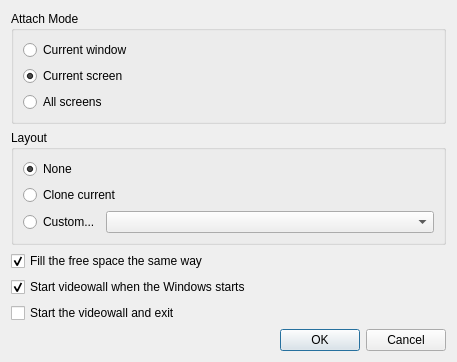
Above: client/src/ui/dialogs/attach_to_videowall_dialog.ui from networkoptix/nx_open before the change. Below: the same form after it.
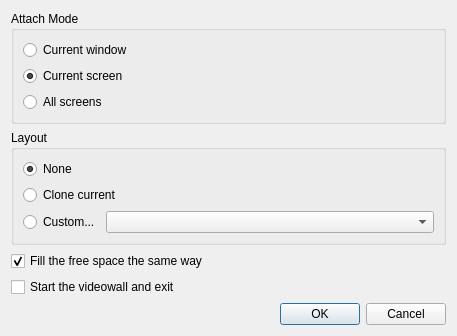
That is the form after the change.

Commit message:
Videowall settings dialog with Autostart option
<==== Mercurial data ====>
Branch: master

What changed in the file:
```diff
--- a/client/src/ui/dialogs/attach_to_videowall_dialog.ui
+++ b/client/src/ui/dialogs/attach_to_videowall_dialog.ui
@@ -7,7 +7,7 @@
     <x>0</x>
     <y>0</y>
     <width>457</width>
-    <height>325</height>
+    <height>302</height>
    </rect>
   </property>
   <property name="windowTitle">
@@ -117,16 +117,6 @@
      </property>
     </widget>
    </item>
-   <item>
-    <widget class="QCheckBox" name="autoRunCheckBox">
-     <property name="text">
-      <string>Start videowall when the Windows starts</string>
-     </property>
-     <property name="checked">
-      <bool>true</bool>
-     </property>
-    </widget>
-   </item>
    <item>
     <widget class="QCheckBox" name="closeClientCheckBox">
      <property name="text">
```
The commit also changes 11 other files.
